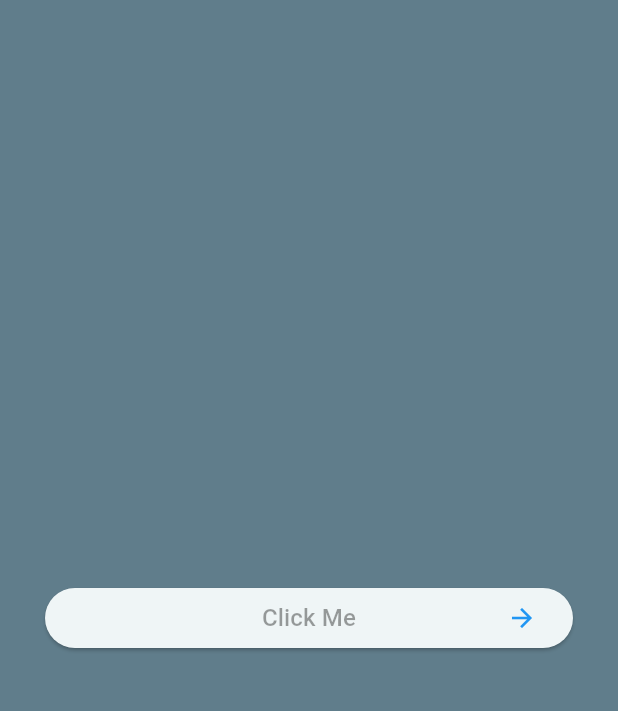
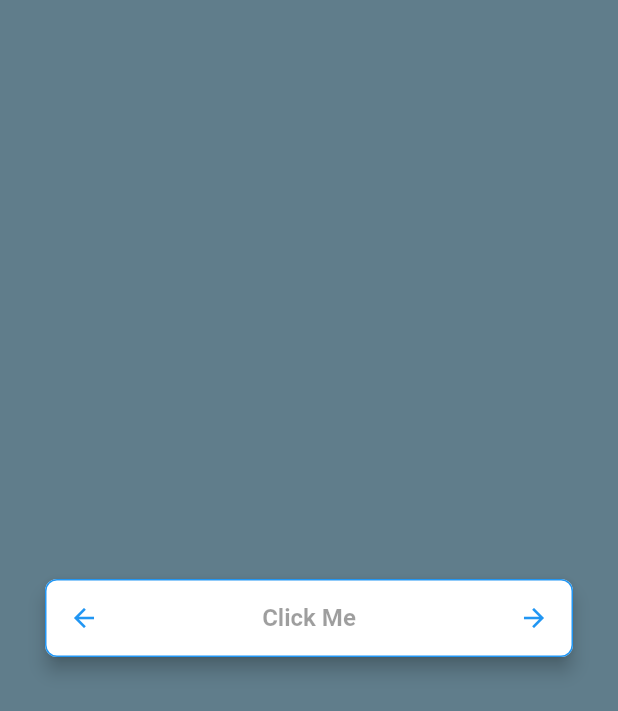
Before and after one commit to Bappy60/flutter_tasks, a Flutter app: the screen it shows after launch, on a phone screen of 412 x 824 dp. Shown: the top 711 px of the screen. Run offline on Flutter 3.47's test engine with Material 3 defaults, Android fonts, the phone set to English and light mode, and no system bars.

Commit message:
added buttonStyle property in the customButton

```diff
--- a/lib/components/custom_button.dart
+++ b/lib/components/custom_button.dart
@@ -8,6 +8,7 @@ class CustomButton extends StatelessWidget {
   final Color iconColor;
   final double iconSize;
   final double textPadding;
+  final ButtonStyle buttonStyle;
   final void Function() onPressed;
 
   final IconData? leftIcon;
@@ -23,6 +24,7 @@ class CustomButton extends StatelessWidget {
     required this.iconColor,
     required this.iconSize,
     required this.textPadding,
+    required this.buttonStyle,
     this.leftIcon,
     this.rightIcon,
   });
@@ -37,6 +39,7 @@ class CustomButton extends StatelessWidget {
             padding: const EdgeInsets.all(30.0),
             child: ElevatedButton(
               onPressed: onPressed,
+              style: buttonStyle,
               child: Row(
                 mainAxisAlignment: MainAxisAlignment.center,
                 children: [
--- a/lib/main.dart
+++ b/lib/main.dart
@@ -22,15 +22,44 @@ class MyApp extends StatelessWidget {
             fontSize: 16,
             textColor: Colors.black38,
             shouldOverflow: true,
-          // leftIcon: Icons.arrow_back,
+            leftIcon: Icons.arrow_back,
             rightIcon: Icons.arrow_forward,
             iconColor: Colors.blue,
             iconSize: 20,
             textPadding: 10,
-        ));
+            buttonStyle: ButtonStyle(
+              backgroundColor: WidgetStateProperty.all(Colors.white),
+              // Button background color
+              padding: WidgetStateProperty.all(const EdgeInsets.all(16)),
+              // Button padding
+              shape: WidgetStateProperty.all(
+                RoundedRectangleBorder(
+                  borderRadius: BorderRadius.circular(8),
+                  // Button border radius
+                  side: const BorderSide(
+                      color: Colors.blue), // Button border color
+                ),
+              ),
+              elevation: WidgetStateProperty.all(5),
+              // Shadow depth (elevation)
+              overlayColor: WidgetStateProperty.resolveWith<Color?>(
+                (states) {
+                  if (states.contains(WidgetState.pressed)) {
+                    return Colors.blueAccent
+                        .withOpacity(0.3); // Button effect on press
+                  }
+                  return null; // No overlay when not pressed
+                },
+              ),
+              textStyle: WidgetStateProperty.all(const TextStyle(
+                fontWeight: FontWeight.bold,
+                color: Colors
+                    .black38, // Default text color (can also be defined separately)
+              )),
+            )));
   }
 
-  void _handleClick(){
+  void _handleClick() {
     print('Button pressed');
   }
 }
```
Lines whose indentation alone changed are shown as unchanged.
